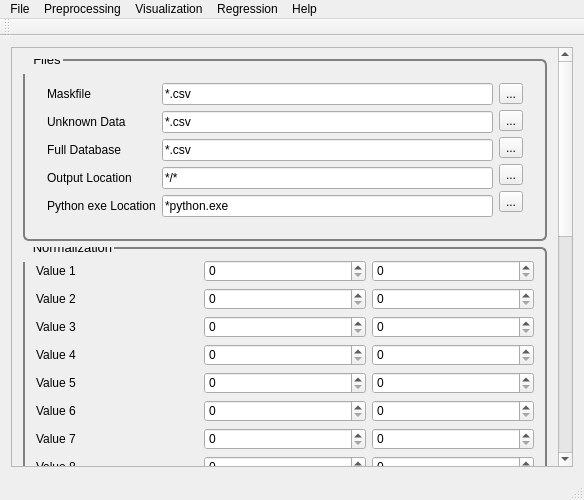
tisaconundrum2/PySAT-GUI, file src/PYSAT_GUI/guitest.ui: the form before one commit.
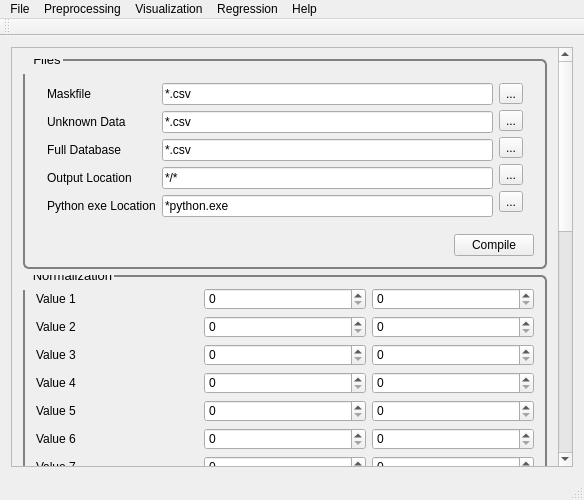
The form after the commit.

Diff of the .ui file:
```diff
--- a/src/PYSAT_GUI/guitest.ui
+++ b/src/PYSAT_GUI/guitest.ui
@@ -24,9 +24,9 @@
        <property name="geometry">
         <rect>
          <x>0</x>
-         <y>0</y>
+         <y>-3</y>
          <width>550</width>
-         <height>986</height>
+         <height>1015</height>
         </rect>
        </property>
        <property name="font">
@@ -203,6 +203,30 @@
              </widget>
             </widget>
            </item>
+           <item>
+            <layout class="QHBoxLayout" name="horizontalLayout_29">
+             <item>
+              <spacer name="horizontalSpacer_8">
+               <property name="orientation">
+                <enum>Qt::Horizontal</enum>
+               </property>
+               <property name="sizeHint" stdset="0">
+                <size>
+                 <width>40</width>
+                 <height>20</height>
+                </size>
+               </property>
+              </spacer>
+             </item>
+             <item>
+              <widget class="QPushButton" name="pushButton_4">
+               <property name="text">
+                <string>Compile</string>
+               </property>
+              </widget>
+             </item>
+            </layout>
+           </item>
           </layout>
          </widget>
         </item>
```
